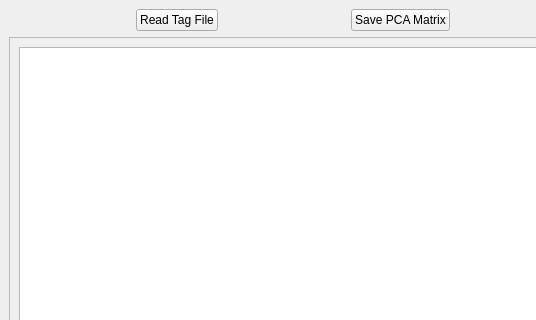
The window that XCoins/ui/application_window.ui (wwmm/xcoins) describes before a commit, drawn with Qt 5; both pictures show x 0 to 536 and y 0 to 320 of the 1254 by 598 pixel window.
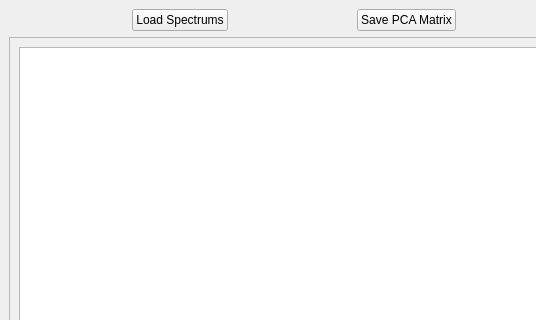
The same window after the commit. Custom widgets are drawn as their Qt base class.

Commit message: reading spectrums directly from the folder

What changed in the file:
```diff
--- a/XCoins/ui/application_window.ui
+++ b/XCoins/ui/application_window.ui
@@ -102,7 +102,7 @@
          </sizepolicy>
         </property>
         <property name="text">
-         <string>Read Tag File</string>
+         <string>Load Spectrums</string>
         </property>
        </widget>
       </item>
```
The commit also changes 3 other files.
